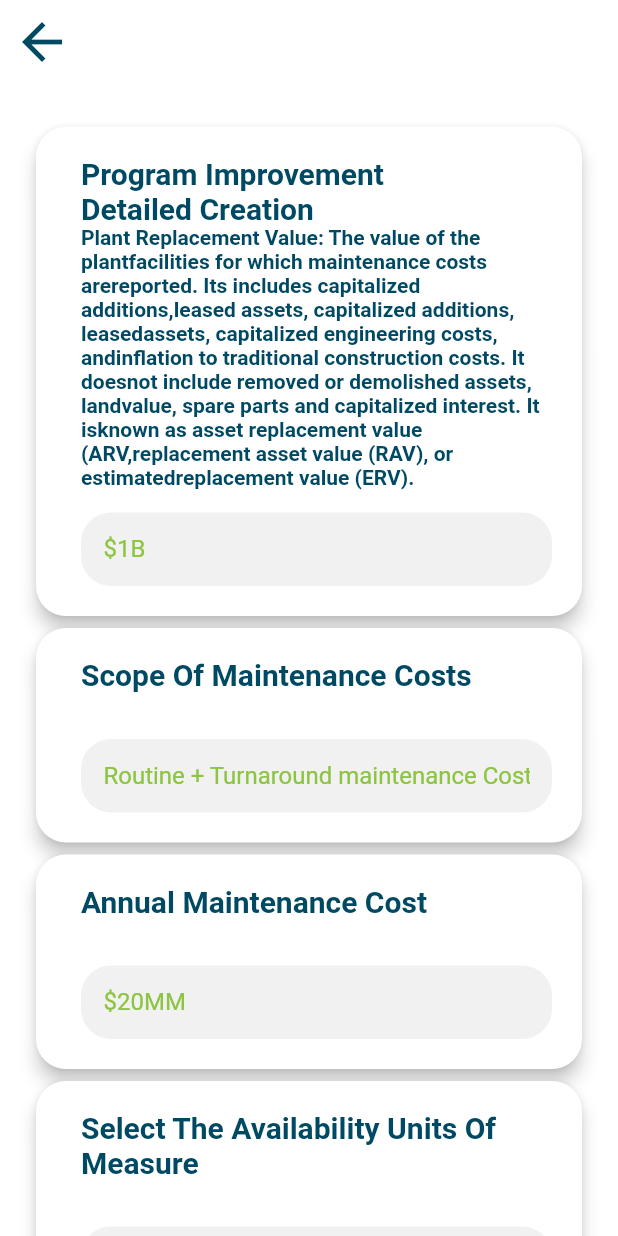
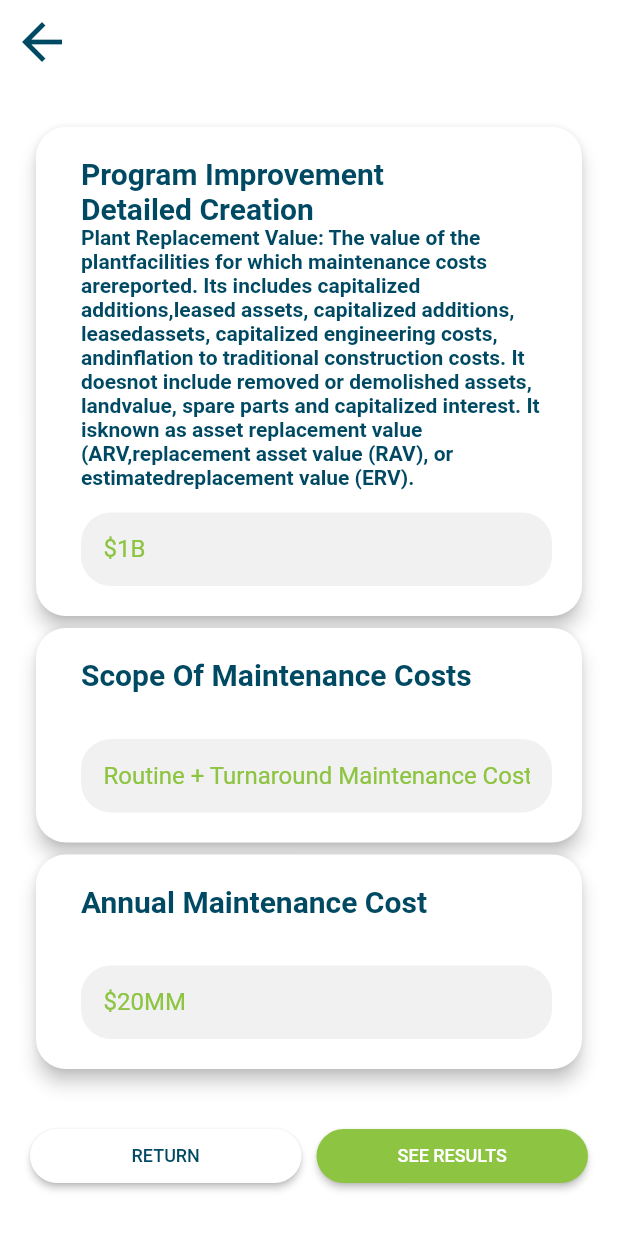
Before and after one commit to SonQBChau/brand_root_solution, a Flutter app: the screen it shows after launch, scrolled down 126 dp, on a phone screen of 412 x 824 dp. Run offline on Flutter 3.47's test engine with Material 2 defaults, Android fonts, the phone set to English and light mode, and no system bars; our stand-ins replace charts_flutter; missing offline and left inert: animator; Roboto replaces fonts that are missing (GothicA1).

Commit message:
add benchmark model

```diff
--- /dev/null
+++ b/lib/data/benchmark_model.dart
@@ -0,0 +1,72 @@
+class Benchmark {
+  String placeReplacementValue ;
+  String scopeMaintenanceCost ;
+  String annualMaintenanceCost;
+  String availableUnitMeasure ;
+  String scopeOfAvailability;
+  String operationAssetUtilization;
+  String emergencyWorkOrder;
+  String emergencyWork ;
+
+  Benchmark({
+    this.placeReplacementValue = '\$1B',
+    this.scopeMaintenanceCost = 'Routine + Turnaround Maintenance Costs',
+    this.annualMaintenanceCost  = '\$20MM',
+    this.availableUnitMeasure = 'Annual % Avalability',
+    this.scopeOfAvailability  = 'Operational Asset Utilization',
+    this.operationAssetUtilization  = '96%',
+    this.emergencyWorkOrder  = 'Emergency Work Orders % Total Work Orders',
+    this.emergencyWork = '2%',
+  });
+
+  String getPlaceReplacementValue(){
+    return placeReplacementValue;
+  }
+  void setPlaceReplacementValue(String value){
+    placeReplacementValue = value;
+  }
+  String getScopeMaintenanceCost(){
+    return scopeMaintenanceCost;
+  }
+  void setScopeMaintenanceCost(String value){
+    scopeMaintenanceCost = value;
+  }
+  String getAnnualMaintenanceCost(){
+    return annualMaintenanceCost;
+  }
+  void setAnnualMaintenanceCost(String value){
+    annualMaintenanceCost = value;
+  }
+  String getAvailableUnitMeasure(){
+    return availableUnitMeasure;
+  }
+  void setAvailableUnitMeasure(String value){
+    availableUnitMeasure = value;
+  }
+  String getScopeOfAvailability(){
+    return scopeOfAvailability;
+  }
+  void setScopeOfAvailability(String value){
+    scopeOfAvailability = value;
+  }
+  String getOperationAssetUtilization(){
+    return operationAssetUtilization;
+  }
+  void setOperationAssetUtilization(String value){
+    operationAssetUtilization = value;
+  }
+  String getEmergencyWorkOrder(){
+    return emergencyWorkOrder;
+  }
+  void setEmergencyWorkOrder(String value){
+    emergencyWorkOrder = value;
+  }
+  String getEmergencyWork(){
+    return emergencyWork;
+  }
+  void setEmergencyWork(String value){
+    emergencyWork = value;
+  }
+
+
+}
--- a/lib/screens/benchmark_page.dart
+++ b/lib/screens/benchmark_page.dart
@@ -1,10 +1,12 @@
 import 'package:flutter/cupertino.dart';
 import 'package:flutter/material.dart';
+import 'package:sale_form_demo/data/benchmark_model.dart';
 import 'package:sale_form_demo/screens/result_page.dart';
 import 'package:sale_form_demo/utils/app_color.dart';
 import 'package:sale_form_demo/utils/validator.dart';
 import 'package:sale_form_demo/widgets/company_full_logo.dart';
 
+Benchmark benchmark = Benchmark();
 
 class BenchmarkPage extends StatefulWidget {
   @override
@@ -12,9 +14,11 @@ class BenchmarkPage extends StatefulWidget {
 }
 
 class _BenchmarkPageState extends State<BenchmarkPage> {
+
   @override
   Widget build(BuildContext context) {
     final _formKey = GlobalKey<FormState>();
+
 
     return Scaffold(
       backgroundColor: Colors.white,
@@ -63,9 +67,9 @@ class _BenchmarkPageState extends State<BenchmarkPage> {
                 Expanded(
                   child: RaisedButton(//<-- Button Review
                     onPressed: () {
-//                      Navigator.of(context).push(CupertinoPageRoute(builder: (BuildContext context){
-//                        return ResultPage();
-//                      }));
+                      Navigator.of(context).push(CupertinoPageRoute(builder: (BuildContext context){
+                        return ResultPage(benchmark : benchmark);
+                      }));
                       _formKey.currentState.validate();
                       _formKey.currentState.save();
                     },
@@ -109,62 +113,63 @@ List<Widget> _buildFormWidgets() {
         'known as asset replacement value (ARV,'
         'replacement asset value (RAV), or estimated'
         'replacement value (ERV).',
-    initialValue: '\$1B',
-//    onValidate: (value) => validateEmpty(value, 'Please a value'),
-//    onSubmit: (value) =>  introForm.setName(value),
+    benchmarkValue: benchmark.getPlaceReplacementValue(),
+    onSubmit: (value) =>  benchmark.setPlaceReplacementValue(value),
   ));
 
   formWidget.add(BenchmarkCard(
     title: 'Scope Of Maintenance Costs',
     content: '',
-    initialValue: 'Routine + Turnaround maintenance Costs',
+    benchmarkValue: benchmark.getScopeMaintenanceCost(),
+    onSubmit: (value) =>  benchmark.setScopeMaintenanceCost(value),
   ));
   formWidget.add(BenchmarkCard(
     title: 'Annual Maintenance Cost',
     content: '',
-    initialValue: '\$20MM',
+    benchmarkValue: benchmark.getAnnualMaintenanceCost(),
+    onSubmit: (value) =>  benchmark.setAnnualMaintenanceCost(value),
   ));
-  formWidget.add(BenchmarkCard(
-    title: 'Select The Availability Units Of Measure',
-    content: '',
-    initialValue: 'Annual % Availability',
-  ));
-  formWidget.add(BenchmarkCard(
-    title: 'Program Improvement Detailed Creation',
-    content: 'Availability: The percentage of the time that an'
-        'asset is available for operation under normal'
-        'operating conditions. This includes the current'
-        'year non-turnaround downtime, plus annualized'
-        'turnaround down time.'
-        'Mechanical availability only accounts for'
-        'equipment related down time and Operational'
-        'Assets Utilization includes all down time except'
-        'for idle time (no demand).',
-    initialValue: 'Operational Asset Utilization',
-  ));
-  formWidget.add(BenchmarkCard(
-    title: 'Annual % Availability For Operational Asset Utilization',
-    content: '',
-    initialValue: '\$20MM',
-  ));
-  formWidget.add(BenchmarkCard(
-    title: 'Emergency Work Orders',
-    content: 'Availability: The percentage of the time that an'
-        'asset is available for operation under normal'
-        'operating conditions. This includes the current'
-        'year non-turnaround downtime, plus annualized'
-        'turnaround down time.'
-        'Mechanical availability only accounts for'
-        'equipment related down time and Operational'
-        'Assets Utilization includes all down time except'
-        'for idle time (no demand).',
-    initialValue: 'Emergency WOrk Orders % Total WOrk Orders',
-  ));
-  formWidget.add(BenchmarkCard(
-    title: 'Emergency Work',
-    content: '',
-    initialValue: '2%',
-  ));
+//  formWidget.add(BenchmarkCard(
+//    title: 'Select The Availability Units Of Measure',
+//    content: '',
+//    benchmarkValue: benchmark.availableUnitMeasure,
+//  ));
+//  formWidget.add(BenchmarkCard(
+//    title: 'Program Improvement Detailed Creation',
+//    content: 'Availability: The percentage of the time that an'
+//        'asset is available for operation under normal'
+//        'operating conditions. This includes the current'
+//        'year non-turnaround downtime, plus annualized'
+//        'turnaround down time.'
+//        'Mechanical availability only accounts for'
+//        'equipment related down time and Operational'
+//        'Assets Utilization includes all down time except'
+//        'for idle time (no demand).',
+//    benchmarkValue: benchmark.availableUnitMeasure,
+//  ));
+//  formWidget.add(BenchmarkCard(
+//    title: 'Annual % Availability For Operational Asset Utilization',
+//    content: '',
+//    benchmarkValue: benchmark.availableUnitMeasure,
+//  ));
+//  formWidget.add(BenchmarkCard(
+//    title: 'Emergency Work Orders',
+//    content: 'Availability: The percentage of the time that an'
+//        'asset is available for operation under normal'
+//        'operating conditions. This includes the current'
+//        'year non-turnaround downtime, plus annualized'
+//        'turnaround down time.'
+//        'Mechanical availability only accounts for'
+//        'equipment related down time and Operational'
+//        'Assets Utilization includes all down time except'
+//        'for idle time (no demand).',
+//    benchmarkValue: benchmark.emergencyWorkOrder,
+//  ));
+//  formWidget.add(BenchmarkCard(
+//    title: 'Emergency Work',
+//    content: '',
+//    benchmarkValue: benchmark.emergencyWork,
+//  ));
 
 
 
@@ -174,8 +179,9 @@ List<Widget> _buildFormWidgets() {
 class BenchmarkCard extends StatelessWidget {
   final String title;
   final String content;
-  final String initialValue;
-  BenchmarkCard({this.title, this.content, this.initialValue});
+  final String benchmarkValue;
+  final Function onSubmit;
+  BenchmarkCard({this.title, this.content, this.benchmarkValue, this.onSubmit});
 
   @override
   Widget build(BuildContext context) {
@@ -234,11 +240,11 @@ class BenchmarkCard extends StatelessWidget {
                     borderRadius: BorderRadius.all(Radius.circular(20.0)),
                   ),
                 ),
-                 initialValue: initialValue,
+                 initialValue: benchmarkValue,
                 style: TextStyle(color: colorGreen),
                 validator:(value) => validateEmpty(value, 'Please enter a value'), // call on form validate
                 onSaved: (value) {
-                  print(value);
+                  onSubmit(value);
                 }, // call on form save function
 
               )
```
Also changed, not shown: lib/screens/result_page.dart (+13 -7 lines).
